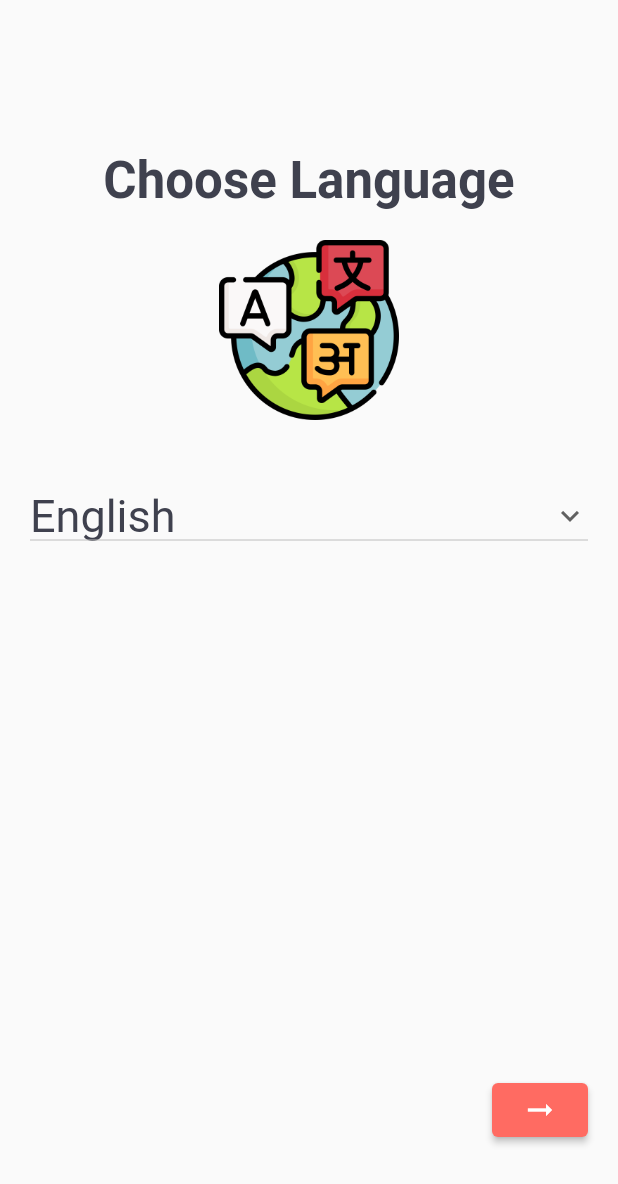
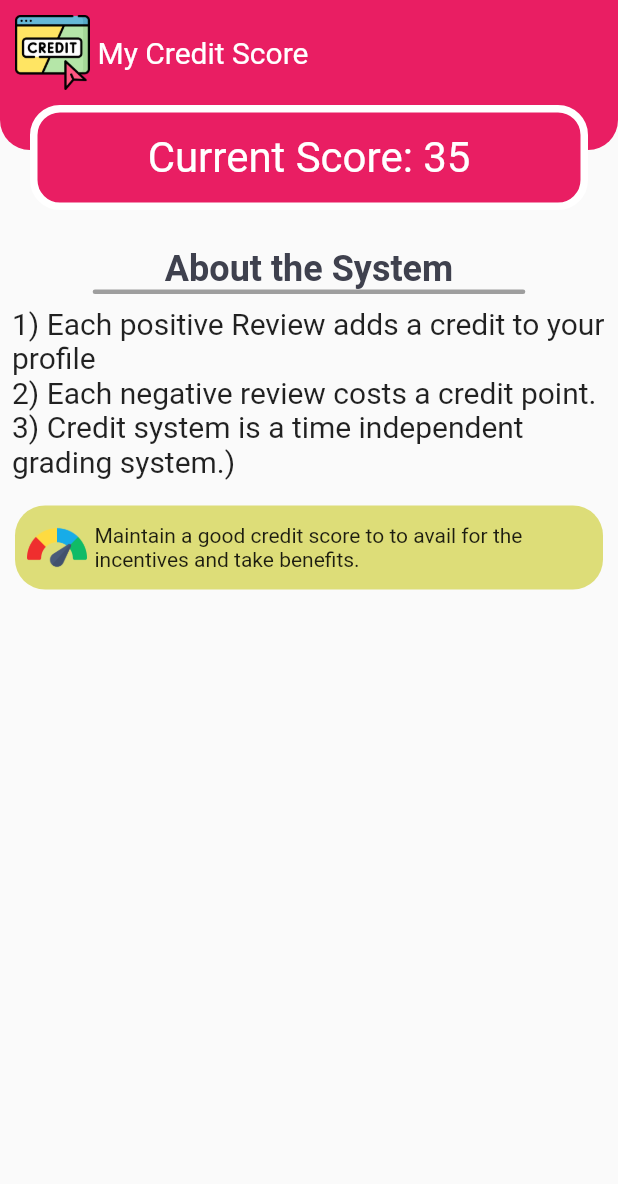
Before and after one commit to Krishanadave671/SIH-vendo, a Flutter app: the screen it shows after launch, on a phone screen of 412 x 824 dp. Shown: the top 1184 px of the screen. Run offline on Flutter 3.47's test engine with Material 2 defaults, Android fonts, the phone set to English and light mode, and no system bars; our stand-ins replace animated_splash_screen, calendar_date_picker2, camera, carousel_slider, dio, file_picker and 10 more; missing offline and left inert: passwordfield, place_picker, qr_code_scanner, translator; accounts and stored records are empty.

Commit message:
"my credit score page ui"

```diff
--- a/App/vendo/lib/main.dart
+++ b/App/vendo/lib/main.dart
@@ -7,6 +7,7 @@ import 'package:hooks_riverpod/hooks_riverpod.dart';
 import 'package:vendo/providers/vendor_detailsprovider.dart';
 import 'package:vendo/routes.dart';
 import 'firebase_options.dart';
+
 import 'services/dio_client.dart';
 
 Future<void> main() async {
@@ -40,6 +41,6 @@ class _MyAppState extends ConsumerState<MyApp> {
     return const MaterialApp(
         debugShowCheckedModeBanner: false,
         onGenerateRoute: generateRoute,
-        initialRoute: Routes.whereTo);
+        initialRoute: Routes.myCreditScore);
   }
 }
--- a/App/vendo/lib/routes.dart
+++ b/App/vendo/lib/routes.dart
@@ -24,6 +24,7 @@ import 'package:vendo/screens/incentive_detail/incentive_detail.dart';
 import 'package:vendo/screens/incentive_lists/incentive_list.dart';
 import 'package:vendo/screens/language_selector/language_selector.dart';
 import 'package:vendo/screens/login/login_screen.dart';
+import 'package:vendo/screens/my_credit/MyCredit.dart';
 import 'package:vendo/screens/registration/approval_page.dart';
 import 'package:vendo/screens/registration/documentarty_evidence.dart';
 import 'package:vendo/screens/registration/nationality_evidence.dart';
@@ -61,11 +62,11 @@ class Routes {
   static const weeklyBazzarCard = '/weekly_bazzar_card';
   static const incentiveDetails = '/incentive_detail';
   static const complaintsList = '/complaints_list';
-
   // static const approvedPage = '/approvedPage';
   static const bazzarList = '/bazzar_list_view';
+  static const availableIncentives = '/available_incentives';
+  static const myCreditScore = '/my_credit_score_screen';
 
-  static const availableIncentives = '/available_incentives';
 }
 
 Route<dynamic> generateRoute(RouteSettings settings) {
@@ -82,6 +83,10 @@ Route<dynamic> generateRoute(RouteSettings settings) {
         builder: (context) => SchemeDetails(
           governmentSchemeModel: args.model,
         ),
+      );
+    case Routes.myCreditScore:
+      return MaterialPageRoute(
+        builder: (context) => const MyCreditScore(),
       );
     case Routes.availableIncentives:
       return MaterialPageRoute(
--- a/App/vendo/lib/screens/Homescreen/screens/home_screen.dart
+++ b/App/vendo/lib/screens/Homescreen/screens/home_screen.dart
@@ -278,7 +278,10 @@ class _HomeScreenState extends ConsumerState<HomeScreen> {
                                     icon: Icons.score_rounded,
                                     serviceName: "My Credit Score",
                                     color: Colors.yellow,
-                                    onTap: () {},
+                                    onTap: () {
+                                      Navigator.of(context)
+                                          .pushNamed(Routes.myCreditScore);
+                                    },
                                   ),
                                   Servicescard(
                                     color: Colors.lightGreen,
--- /dev/null
+++ b/App/vendo/lib/screens/my_credit/MyCredit.dart
@@ -0,0 +1,125 @@
+import 'package:flutter/material.dart';
+import 'package:vendo/util/AppFonts/app_text.dart';
+import 'package:vendo/util/AppInterface/ui_helpers.dart';
+
+class MyCreditScore extends StatefulWidget {
+  const MyCreditScore({Key? key}) : super(key: key);
+
+  @override
+  State<MyCreditScore> createState() => _MyCreditScoreState();
+}
+
+class _MyCreditScoreState extends State<MyCreditScore> {
+  @override
+  Widget build(BuildContext context) {
+    return Scaffold(
+      body: Column(
+        children: [
+          Stack(
+            children: [
+              Container(
+                height: 100,
+                decoration: const BoxDecoration(
+                    color: Colors.pink,
+                    borderRadius: BorderRadius.only(
+                        bottomLeft: Radius.circular(20),
+                        bottomRight: Radius.circular(20))),
+              ),
+              Padding(
+                padding: const EdgeInsets.only(top: 10, left: 10),
+                child: Row(
+                  children: const [
+                    Image(
+                      image: AssetImage("assets/images/credit.png"),
+                      width: 50,
+                      fit: BoxFit.fitHeight,
+                    ),
+                    SizedBox(
+                      width: 5,
+                    ),
+                    Text(
+                      "My Credit Score",
+                      style: TextStyle(
+                        color: Colors.white,
+                        fontSize: 20,
+                      ),
+                    ),
+                  ],
+                ),
+              ),
+              Padding(
+                padding: const EdgeInsets.only(top: 70, left: 20, right: 20),
+                child: Container(
+                  height: 70,
+                  decoration: BoxDecoration(
+                      color: Colors.pink,
+                      borderRadius: const BorderRadius.all(Radius.circular(20)),
+                      border: Border.all(color: Colors.white, width: 5)),
+                  child: Row(
+                    children: [
+                      Expanded(child: Container()),
+                      const Text(
+                        "Current Score: ",
+                        style: TextStyle(color: Colors.white, fontSize: 28),
+                      ),
+                      const Text(
+                        "35",
+                        style: TextStyle(color: Colors.white, fontSize: 28),
+                      ),
+                      Expanded(child: Container())
+                    ],
+                  ),
+                ),
+              )
+            ],
+          ),
+          verticalSpaceMedium,
+          AppText.headingThree(
+            "About the System",
+          ),
+          Container(
+            height: 3,
+            width: MediaQuery.of(context).size.width * 0.7,
+            decoration: const BoxDecoration(
+                color: Colors.grey,
+                borderRadius: BorderRadius.all(Radius.circular(20))),
+          ),
+          const Padding(
+            padding: EdgeInsets.all(8.0),
+            child: Text(
+              "1) Each positive Review adds a credit to your profile\n2) Each negative review costs a credit point.\n3) Credit system is a time independent grading system.) ",
+              style: TextStyle(fontSize: 20),
+            ),
+          ),
+          Padding(
+            padding: const EdgeInsets.all(10.0),
+            child: Container(
+              decoration: const BoxDecoration(
+                  color: Color.fromARGB(255, 221, 221, 120),
+                  borderRadius: BorderRadius.all(Radius.circular(20))),
+              child: Padding(
+                padding: const EdgeInsets.all(8.0),
+                child: Row(
+                  children: const [
+                    Image(
+                      image: AssetImage("assets/images/speedometer.png"),
+                      width: 40,
+                      fit: BoxFit.fitHeight,
+                    ),
+                    SizedBox(
+                      width: 5,
+                    ),
+                    Expanded(
+                      child: Text(
+                          "Maintain a good credit score to to avail for the incentives and take benefits."),
+                    )
+                  ],
+                ),
+              ),
+            ),
+          )
+        ],
+      ),
+    );
+  }
+}
```
Also changed, not shown: App/vendo/assets/images/credit.png (added), App/vendo/assets/images/speedometer.png (added).
